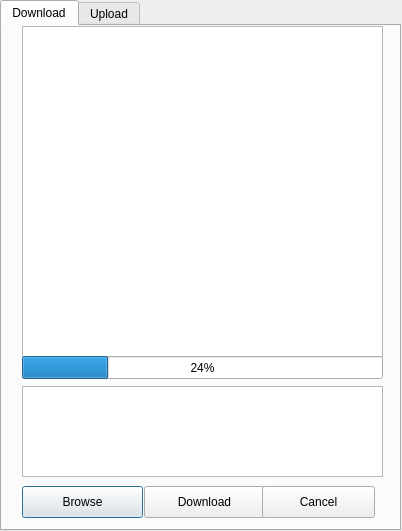
Before: the Qt Designer form ATLAS/model/download_tool.ui in wuxiaohua1011/annotation_app, drawn with Qt 5.
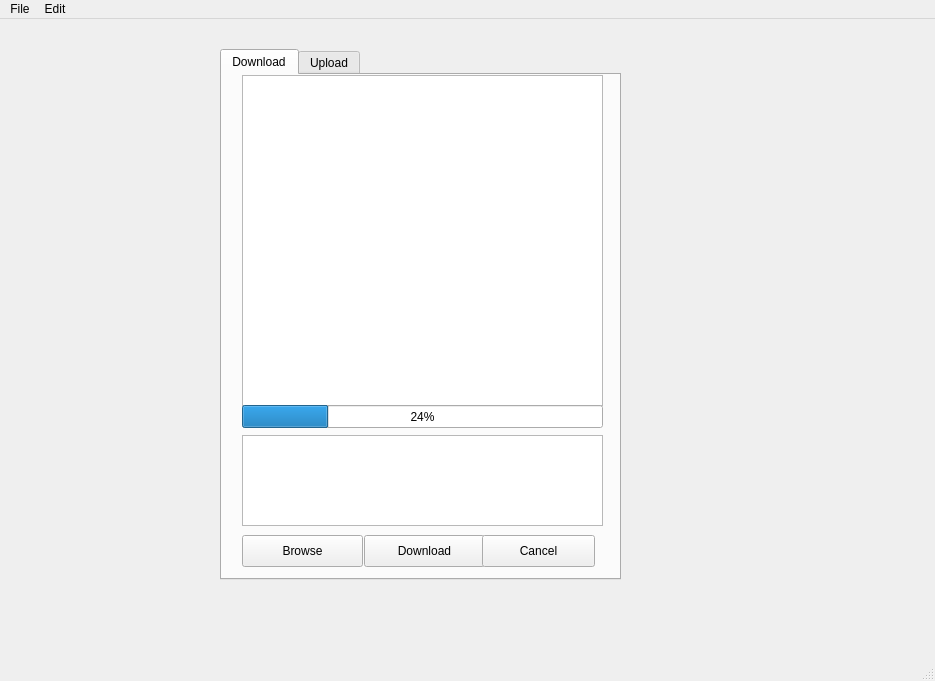
After: the same form once the commit is applied. The open tabs and pages were chosen to show the change.

Commit message: Moved everything into QMainWindow Wrote a BaseWindow class in controller/utilities/utility.py to ensure that all future window will behave the same

```diff
--- a/ATLAS/model/download_tool.ui
+++ b/ATLAS/model/download_tool.ui
@@ -1,27 +1,34 @@
 <?xml version="1.0" encoding="UTF-8"?>
 <ui version="4.0">
- <class>BrowseDialog</class>
- <widget class="QDialog" name="BrowseDialog">
+ <class>download_tool</class>
+ <widget class="QMainWindow" name="download_tool">
   <property name="geometry">
    <rect>
     <x>0</x>
     <y>0</y>
-    <width>402</width>
-    <height>531</height>
+    <width>935</width>
+    <height>681</height>
    </rect>
   </property>
   <property name="windowTitle">
    <string>Dialog</string>
   </property>
+  <widget class="QWidget" name="centralwidget">
   <widget class="QTabWidget" name="io_panel">
    <property name="geometry">
     <rect>
-     <x>0</x>
-     <y>0</y>
+      <x>220</x>
+      <y>30</y>
      <width>401</width>
      <height>531</height>
     </rect>
    </property>
+    <property name="sizePolicy">
+     <sizepolicy hsizetype="Expanding" vsizetype="Expanding">
+      <horstretch>0</horstretch>
+      <verstretch>0</verstretch>
+     </sizepolicy>
+    </property>
    <property name="currentIndex">
     <number>1</number>
    </property>
@@ -193,6 +200,48 @@
     </widget>
    </widget>
   </widget>
+  </widget>
+  <widget class="QMenuBar" name="menubar">
+   <property name="geometry">
+    <rect>
+     <x>0</x>
+     <y>0</y>
+     <width>935</width>
+     <height>22</height>
+    </rect>
+   </property>
+   <widget class="QMenu" name="menuFile">
+    <property name="title">
+     <string>File</string>
+    </property>
+    <addaction name="actionOpen"/>
+    <addaction name="actionSave"/>
+    <addaction name="actionSave_As"/>
+   </widget>
+   <widget class="QMenu" name="menuEdit">
+    <property name="title">
+     <string>Edit</string>
+    </property>
+   </widget>
+   <addaction name="menuFile"/>
+   <addaction name="menuEdit"/>
+  </widget>
+  <widget class="QStatusBar" name="statusbar"/>
+  <action name="actionOpen">
+   <property name="text">
+    <string>Open</string>
+   </property>
+  </action>
+  <action name="actionSave">
+   <property name="text">
+    <string>Save</string>
+   </property>
+  </action>
+  <action name="actionSave_As">
+   <property name="text">
+    <string>Save As</string>
+   </property>
+  </action>
  </widget>
  <resources/>
  <connections/>
```
Left out of the diff: 4 changed lines with no effect on the pictures. Lines whose indentation alone changed are shown as unchanged. The commit also changes 7 other files.
